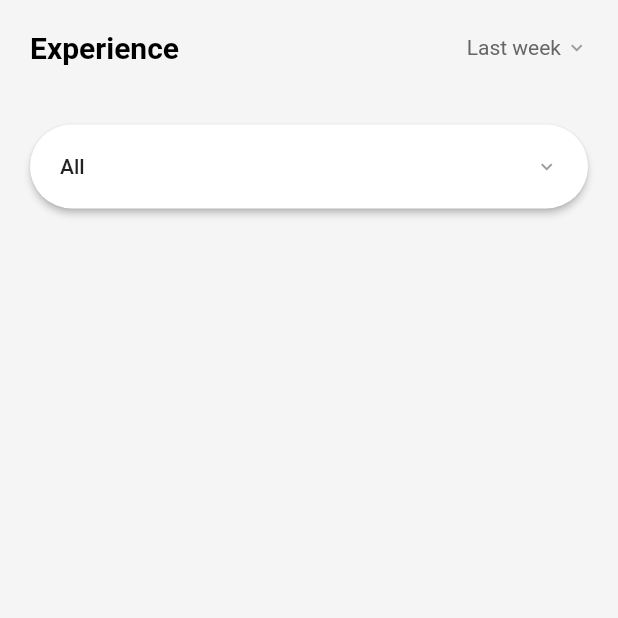
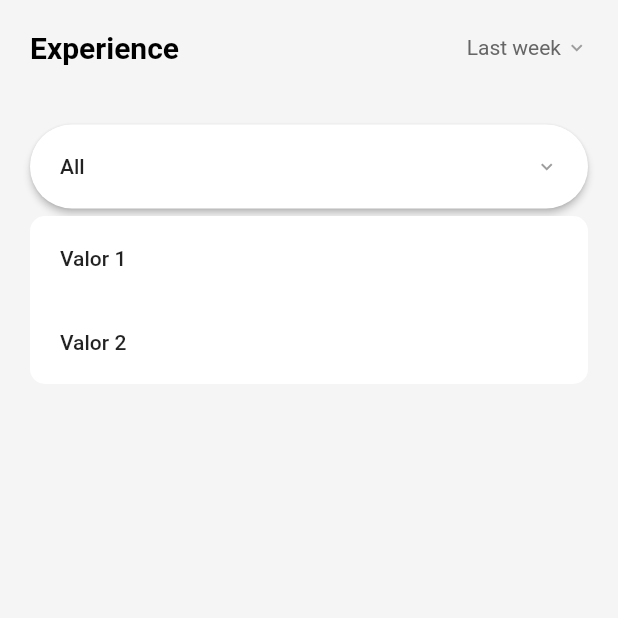
Before and after one commit to Matsui01/challenge, a Flutter app: the StatisticsPage screen opened directly, after a tap on "All", on a phone screen of 412 x 824 dp, the top half of it. Run offline on Flutter 3.47's test engine with Material 2 defaults, Android fonts, the phone set to English and light mode, and no system bars; our stand-ins replace mobx; generated files the repository leaves out were written again.

Commit message:
Dropdown

```diff
--- a/lib/app_theme.dart
+++ b/lib/app_theme.dart
@@ -3,11 +3,11 @@ import 'package:flutter/material.dart';
 final ThemeData lightTheme = ThemeData(
   brightness: Brightness.light,
   primarySwatch: AppTheme.primarySwatch,
-  accentColor: AppTheme.primaryColorDark[50],
+  // accentColor: AppTheme.primaryColorDark[50],
   scaffoldBackgroundColor: AppTheme.scaffoldBackgroundColor,
   primaryColorDark: AppTheme.primaryColorDark,
   backgroundColor: AppTheme.background,
-  accentTextTheme: TextTheme(),
+  // accentTextTheme: TextTheme(),
   appBarTheme: AppBarTheme(
     backgroundColor: AppTheme.background,
   ),
--- a/lib/home/statistics_page.dart
+++ b/lib/home/statistics_page.dart
@@ -2,9 +2,8 @@ import 'package:flutter/cupertino.dart';
 import 'package:flutter/material.dart';
 import 'package:matsui/app_theme.dart';
 import 'package:matsui/widgets/dropdown/dropdown_controller.dart';
+import 'package:matsui/widgets/dropdown/dropdown_model.dart';
 import 'package:matsui/widgets/dropdown/dropdown_widget.dart';
-import 'package:matsui/widgets/dropdown/rounded_dropdown.dart';
-import 'package:matsui/widgets/flat_button.dart';
 
 class StatisticsPage extends StatefulWidget {
   @override
@@ -14,6 +13,15 @@ class StatisticsPage extends StatefulWidget {
 class _StatisticsPageState extends State<StatisticsPage> {
   DropdownController dropdownController = DropdownController(itens: []);
   int counter = 0;
+  @override
+  void initState() {
+    super.initState();
+    dropdownController.initDropDown([
+      DropdownModel(id: 0, value: "Valor 1", model: 1),
+      DropdownModel(id: 2, value: "Valor 2", model: 2),
+    ]);
+  }
+
   @override
   Widget build(BuildContext context) {
     return Scaffold(
@@ -46,9 +54,10 @@ class _StatisticsPageState extends State<StatisticsPage> {
                   ),
                   Container(
                     margin: EdgeInsets.only(top: spacingSize),
-                    child: RoudedDropdown(
+                    child: DropdownWidget(
                       dropdownController: dropdownController,
                       title: "All",
+                      ancestorContext: context,
                     ),
                   ),
                 ],
--- a/lib/main.dart
+++ b/lib/main.dart
@@ -1,5 +1,6 @@
 import 'package:flutter/material.dart';
 import 'package:matsui/home/home_page.dart';
+import 'package:matsui/singleton.dart';
 
 import 'app_theme.dart';
 
@@ -8,9 +9,11 @@ void main() {
 }
 
 class MyApp extends StatelessWidget {
+  final GlobalKey<ScaffoldState> scaffoldKey = GlobalKey<ScaffoldState>();
   @override
   Widget build(BuildContext context) {
     return MaterialApp(
+      navigatorKey: Singleton().navigatorKey,
       title: 'Challenge',
       theme: lightTheme,
       debugShowCheckedModeBanner: false,
--- /dev/null
+++ b/lib/singleton.dart
@@ -0,0 +1,12 @@
+import 'package:flutter/material.dart';
+
+class Singleton {
+  Singleton._internal();
+
+  static final Singleton _singleton = Singleton._internal();
+
+  factory Singleton() {
+    return _singleton;
+  }
+  final GlobalKey<NavigatorState> navigatorKey = new GlobalKey<NavigatorState>();
+}
--- a/lib/widgets/dropdown/dropdown_controller.dart
+++ b/lib/widgets/dropdown/dropdown_controller.dart
@@ -11,7 +11,7 @@ abstract class _DropdownController with Store {
   _DropdownController({required this.itens});
 
   @observable
-  late DropdownModel value;
+  DropdownModel value = DropdownModel(id: -1, value: "", model: 0);
 
   @action
   void setValue(DropdownModel newValue) => value = newValue;
@@ -21,4 +21,6 @@ abstract class _DropdownController with Store {
     itens.addAll(newItens);
     if (itens.length > 0) setValue(itens[0]);
   }
+
+  void clickItem(int index) => setValue(itens[index]);
 }
--- a/lib/widgets/dropdown/dropdown_model.dart
+++ b/lib/widgets/dropdown/dropdown_model.dart
@@ -1,5 +1,3 @@
-import 'package:flutter/material.dart';
-
 class DropdownModel {
   int id;
   String value;
--- a/lib/widgets/dropdown/dropdown_widget.dart
+++ b/lib/widgets/dropdown/dropdown_widget.dart
@@ -1,16 +1,22 @@
 import 'package:flutter/material.dart';
 import 'package:matsui/widgets/dropdown/dropdown_controller.dart';
+
+import '../../app_theme.dart';
 
 enum DropState { CANCELED, SHOWING, CLEAN }
 
 class DropdownWidget extends StatefulWidget {
+  dropAction() => createState().dropAction();
+
   final DropdownController dropdownController;
-  final Widget renderBox;
-  final Widget mainWidget;
+  final String title;
+  final BuildContext ancestorContext;
+  final double? fillWidth;
   DropdownWidget({
     required this.dropdownController,
-    required this.renderBox,
-    required this.mainWidget,
+    required this.title,
+    required this.ancestorContext,
+    this.fillWidth,
   });
 
   @override
@@ -20,11 +26,21 @@ class DropdownWidget extends StatefulWidget {
 class _DropdownWidgetState extends State<DropdownWidget> {
   late OverlayEntry _overlayEntry;
   final LayerLink _layerLink = LayerLink();
+  late var _size;
   DropState _dropState = DropState.CLEAN;
+
+  @override
+  void initState() {
+    super.initState();
+    WidgetsBinding.instance?.addPostFrameCallback((Duration duration) {
+      final RenderBox renderBox = context.findRenderObject() as RenderBox;
+      _size = renderBox.size;
+    });
+  }
 
   void _createOverlay() {
     _overlayEntry = this._createOverlayEntry();
-    Overlay.of(context)?.insert(_overlayEntry);
+    Overlay.of(widget.ancestorContext)?.insert(_overlayEntry);
     _dropState = DropState.SHOWING;
   }
 
@@ -34,14 +50,16 @@ class _DropdownWidgetState extends State<DropdownWidget> {
   }
 
   void dropAction([DropState? _dropState]) {
-    print("dropaction1");
+    if(widget.dropdownController.itens.length == 0) return;
     if (_dropState == null) _dropState = this._dropState;
     switch (_dropState) {
       case DropState.SHOWING:
+        print("Dropdown Removido");
         _removeOverlay();
         break;
       case DropState.CLEAN:
         _createOverlay();
+        print("Dropdown Adicionado");
         break;
       case DropState.CANCELED:
         print("Ação Cancelada!");
@@ -53,109 +71,74 @@ class _DropdownWidgetState extends State<DropdownWidget> {
   Widget build(BuildContext context) {
     return CompositedTransformTarget(
       link: this._layerLink,
-      child: GestureDetector(
-        onTap: () => dropAction(),
-        child: widget.mainWidget,
+      child: Container(
+        width: widget.fillWidth ?? widget.fillWidth,
+        margin: EdgeInsets.only(right: spacingSize, left: spacingSize),
+        child: TextButton(
+          style: ButtonStyle(
+            backgroundColor: MaterialStateProperty.all<Color>(Theme.of(context).backgroundColor),
+            side: MaterialStateProperty.all<BorderSide>(BorderSide.none),
+            elevation: MaterialStateProperty.all<double>(2),
+          ),
+          onPressed: () => dropAction(),
+          child: Container(
+            padding: EdgeInsets.only(top: spacingSize, bottom: spacingSize, left: spacingSize, right: spacingSize),
+            child: Row(
+              mainAxisAlignment: MainAxisAlignment.spaceBetween,
+              children: [
+                Text(widget.title, style: Theme.of(context).textTheme.button),
+                Icon(Icons.expand_more, size: smallIconSize, color: Theme.of(context).iconTheme.color),
+              ],
+            ),
+          ),
+        ),
       ),
     );
   }
 
   OverlayEntry _createOverlayEntry() {
-    RenderBox _renderBox = context.findRenderObject() as RenderBox;
-    var _size = _renderBox.size;
-
-    return OverlayEntry(
-      builder: (context) => Stack(
+    return OverlayEntry(builder: (context) {
+      return Stack(
         children: <Widget>[
           Positioned.fill(
             child: Listener(
               behavior: HitTestBehavior.translucent,
-              onPointerUp: (PointerUpEvent pointerUpEvent) => dropAction(),
-              onPointerMove: (PointerMoveEvent pointerMoveEvent) => _dropState = DropState.CANCELED,
+              onPointerUp: (PointerUpEvent pointerUpEvent) {
+                dropAction();
+                // _dropState = DropState.CANCELED;
+              },
             ),
           ),
           Positioned(
-            height: _size.height,
             width: _size.width,
             child: CompositedTransformFollower(
-              link: this._layerLink,
-              offset: Offset(0.0, _size.height + 5.0),
-              child: widget.renderBox,
-            ),
+                link: this._layerLink,
+                offset: Offset(0.0, _size.height + 5.0),
+                child: Container(
+                  decoration: BoxDecoration(
+                    color: Theme.of(context).backgroundColor,
+                    borderRadius: BorderRadius.all(Radius.circular(10)),
+                  ),
+                  margin: EdgeInsets.only(left: spacingSize, right: spacingSize),
+                  child: Column(
+                    children: List.generate(widget.dropdownController.itens.length, (index) {
+                      return GestureDetector(
+                        onTap: () {
+                          dropAction();
+                          widget.dropdownController.clickItem(index);
+                        },
+                        child: Container(
+                          width: double.infinity,
+                          padding: EdgeInsets.only(top: spacingSize, bottom: spacingSize, left: spacingSize, right: spacingSize),
+                          child: Text(widget.dropdownController.itens[index].value, style: Theme.of(context).textTheme.button),
+                        ),
+                      );
+                    }),
+                  ),
+                )),
           ),
         ],
-      ),
-    );
+      );
+    });
   }
-  // final FocusNode _focusNode = FocusNode();
-
-  // late OverlayEntry _overlayEntry;
-
-  // final LayerLink _layerLink = LayerLink();
-
-  // @override
-  // void initState() {
-  //   super.initState();
-  //   @override
-  //   void initState() {
-  //     _focusNode.addListener(() {
-  //       if (_focusNode.hasFocus) {
-  //         this._overlayEntry = this._createOverlayEntry();
-  //         Overlay.of(context)?.insert(this._overlayEntry);
-  //       } else {
-  //         this._overlayEntry.remove();
-  //       }
-  //     });
-  //   }
-  // }
-
-  // @override
-  // Widget build(BuildContext context) {
-  //   return CompositedTransformTarget(
-  //     link: this._layerLink,
-  //     child: TextFormField(
-  //       focusNode: this._focusNode,
-  //       decoration: InputDecoration(
-  //         labelText: 'Country',
-  //       ),
-  //     ),
-  //   );
-  // }
-
-  // OverlayEntry _createOverlayEntry() {
-  //   RenderBox renderBox = context.findRenderObject() as RenderBox;
-  //   var size = renderBox.size;
-
-  //   return OverlayEntry(
-  //     builder: (context) => Positioned(
-  //       width: size.width,
-  //       child: CompositedTransformFollower(
-  //         link: this._layerLink,
-  //         showWhenUnlinked: false,
-  //         offset: Offset(0.0, size.height + 5.0),
-  //         child: Material(
-  //           elevation: 4.0,
-  //           child: ListView(
-  //             padding: EdgeInsets.zero,
-  //             shrinkWrap: true,
-  //             children: <Widget>[
-  //               ListTile(
-  //                 title: Text('Syria'),
-  //                 onTap: () {
-  //                   print('Syria Tapped');
-  //                 },
-  //               ),
-  //               ListTile(
-  //                 title: Text('Lebanon'),
-  //                 onTap: () {
-  //                   print('Lebanon Tapped');
-  //                 },
-  //               )
-  //             ],
-  //           ),
-  //         ),
-  //       ),
-  //     ),
-  //   );
-  // }
 }
--- a/lib/widgets/dropdown/rounded_dropdown.dart
+++ /dev/null
@@ -1,70 +0,0 @@
-import 'package:flutter/cupertino.dart';
-import 'package:flutter/material.dart';
-import 'package:matsui/app_theme.dart';
-import 'package:matsui/widgets/dropdown/dropdown_controller.dart';
-import 'package:matsui/widgets/dropdown/dropdown_widget.dart';
-
-class RoudedDropdown extends StatelessWidget {
-  final DropdownController dropdownController;
-  final String title;
-  final double? fillWidth;
-
-  const RoudedDropdown({
-    required this.dropdownController,
-    required this.title,
-    this.fillWidth,
-    Key? key,
-  }) : super(key: key);
-
-  @override
-  Widget build(BuildContext context) {
-    Widget mainWidget() {
-      return Container(
-        width: fillWidth ?? fillWidth,
-        margin: EdgeInsets.only(right: spacingSize, left: spacingSize),
-        child: TextButton(
-          style: ButtonStyle(
-            backgroundColor: MaterialStateProperty.all<Color>(Theme.of(context).backgroundColor),
-            side: MaterialStateProperty.all<BorderSide>(BorderSide.none),
-            elevation: MaterialStateProperty.all<double>(2),
-          ),
-          onPressed: () {},
-          child: Container(
-            padding: EdgeInsets.only(top: spacingSize, bottom: spacingSize, left: spacingSize, right: spacingSize),
-            child: Row(
-              mainAxisAlignment: MainAxisAlignment.spaceBetween,
-              children: [
-                Text(title, style: Theme.of(context).textTheme.button),
-                Icon(Icons.expand_more, size: smallIconSize, color: Theme.of(context).iconTheme.color),
-              ],
-            ),
-          ),
-        ),
-      );
-    }
-
-    Widget renderBox() {
-      return TextButton(
-        // style: ButtonStyle(
-        //   backgroundColor: MaterialStateProperty.all<Color>(Theme.of(context).backgroundColor),
-        //   side: MaterialStateProperty.all<BorderSide>(BorderSide.none),
-        //   elevation: MaterialStateProperty.all<double>(2),
-        // ),
-        onPressed: () {},
-        child: Container(
-          color: Colors.red,
-          padding: EdgeInsets.only(top: spacingSize, bottom: spacingSize, left: spacingSize, right: spacingSize),
-          child: Text(title, style: Theme.of(context).textTheme.button),
-        ),
-      );
-    }
-
-    return Container(
-      child: DropdownWidget(
-        dropdownController: dropdownController,
-        renderBox: renderBox(),
-        mainWidget: mainWidget(),
-      ),
-    );
-  }
-}
```
Also changed, not shown: flutter_01.png (added), pubspec.lock.
